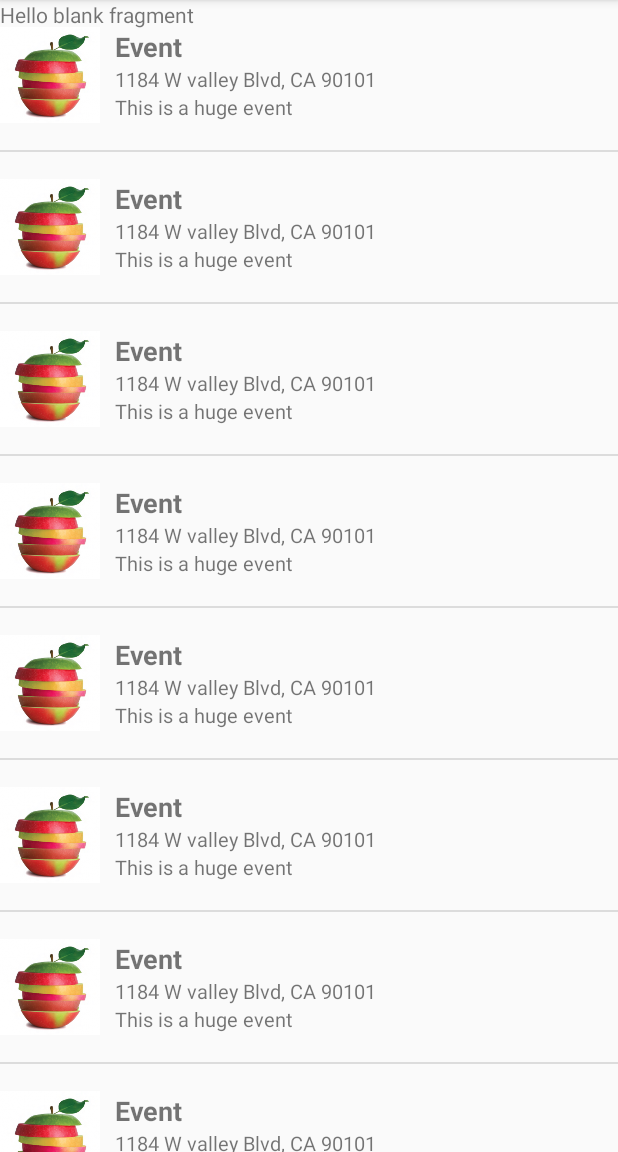
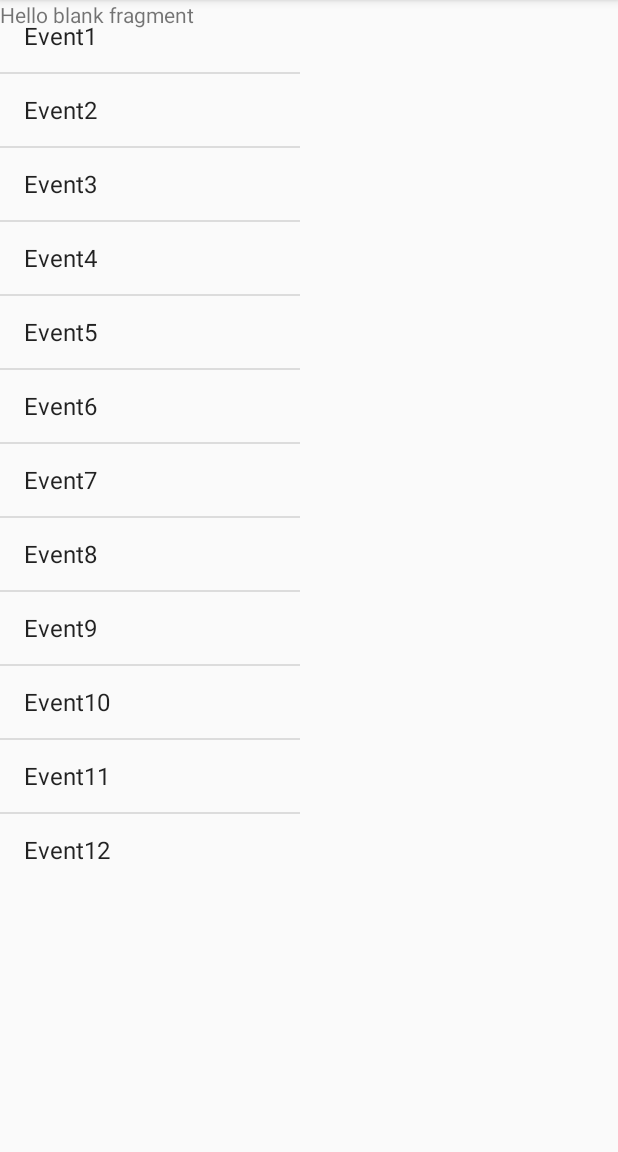
Before and after one commit to Allenhanbo/App_Android, an Android app: the screen it shows after launch (MainActivity), on a phone screen of 412 x 824 dp, the part 84-1236 px from its top. Run offline under Robolectric (Android 15) with nearby library versions, the phone set to English and light mode, and no system bars.

Commit message:
file change

```diff
--- a/app/src/main/java/com/laioffer/eventreporter/CommentFragment.java
+++ b/app/src/main/java/com/laioffer/eventreporter/CommentFragment.java
@@ -1,6 +1,7 @@
 package com.laioffer.eventreporter;
 
 
+import android.graphics.Color;
 import android.os.Bundle;
 import android.support.v4.app.Fragment;
 import android.view.LayoutInflater;
@@ -14,6 +15,7 @@ import android.widget.GridView;
  */
 public class CommentFragment extends Fragment {
 
+    private GridView mGridView;
 
     public CommentFragment() {
         // Required empty public constructor
@@ -25,10 +27,19 @@ public class CommentFragment extends Fragment {
                              Bundle savedInstanceState) {
         // Inflate the layout for this fragment
         View view = inflater.inflate(R.layout.fragment_comment, container, false);
-        GridView gridView = (GridView) view.findViewById(R.id.comment_grid);
-        gridView.setAdapter(new EventAdapter(getActivity()));
+        mGridView = (GridView) view.findViewById(R.id.comment_grid);
+        mGridView.setAdapter(new EventAdapter(getActivity()));
         return view;
 
     }
-
+    // Change background color if the item is selected
+    public void onItemSelected(int position){
+        for (int i = 0; i < mGridView.getChildCount(); i++){
+            if (position == i) {
+                mGridView.getChildAt(i).setBackgroundColor(Color.BLUE);
+            } else {
+                mGridView.getChildAt(i).setBackgroundColor(Color.parseColor("#FAFAFA"));
+            }
+        }
+    }
 }
--- a/app/src/main/java/com/laioffer/eventreporter/EventFragment.java
+++ b/app/src/main/java/com/laioffer/eventreporter/EventFragment.java
@@ -1,10 +1,13 @@
 package com.laioffer.eventreporter;
 
+import android.content.Context;
 import android.os.Bundle;
 import android.support.v4.app.Fragment;
 import android.view.LayoutInflater;
 import android.view.View;
 import android.view.ViewGroup;
+import android.widget.AdapterView;
+import android.widget.ArrayAdapter;
 import android.widget.ListView;
 
 /**
@@ -12,6 +15,7 @@ import android.widget.ListView;
  */
 public class EventFragment extends Fragment {
 
+    OnItemSelectListener mCallback;
 
     public EventFragment() {
         // Required empty public constructor
@@ -23,6 +27,46 @@ public class EventFragment extends Fragment {
         View view = inflater.inflate(R.layout.fragment_event, container, false);
         ListView listView = (ListView) view.findViewById(R.id.event_list);
         listView.setAdapter(new EventAdapter(getActivity()));
+        ArrayAdapter<String> adapter = new ArrayAdapter<String>(
+                getActivity(),
+                android.R.layout.simple_list_item_1,
+                getEventNames());
+
+        // Assign adapter to ListView.
+        listView.setAdapter(adapter);
+        listView.setOnItemClickListener(new AdapterView.OnItemClickListener() {
+            @Override
+            public void onItemClick(AdapterView<?> adapterView, View view, int i, long l) {
+                mCallback.onItemSelected(i);
+            }
+        });
         return view;
     }
+
+    private String[] getEventNames() {
+        String[] names = {
+                "Event1", "Event2", "Event3",
+                "Event4", "Event5", "Event6",
+                "Event7", "Event8", "Event9",
+                "Event10", "Event11", "Event12"};
+        return names;
+
+    }
+
+    // Container Activity must implement this interface
+    public interface OnItemSelectListener {
+        public void onItemSelected(int position);
+    }
+
+    @Override
+    public void onAttach(Context context) {
+        super.onAttach(context);
+        try {
+            mCallback = (OnItemSelectListener) context;
+        } catch (ClassCastException e) {
+            //do something
+        }
+    }
+
+
 }
--- a/app/src/main/java/com/laioffer/eventreporter/MainActivity.java
+++ b/app/src/main/java/com/laioffer/eventreporter/MainActivity.java
@@ -8,7 +8,9 @@ import android.util.Log;
 import android.widget.ArrayAdapter;
 import android.widget.ListView;
 
-public class MainActivity extends AppCompatActivity {
+public class MainActivity extends AppCompatActivity implements EventFragment.OnItemSelectListener {
+    private EventFragment mListFragment;
+    private CommentFragment mGridFragment;
 
     @Override
     protected void onCreate(Bundle savedInstanceState) {
@@ -22,6 +24,17 @@ public class MainActivity extends AppCompatActivity {
             Fragment fragment = isTablet() ? new  CommentFragment() : new EventFragment();
             getSupportFragmentManager().beginTransaction().add(R.id.fragment_container, fragment).commit();
         }
+        //add list view
+        mListFragment = new EventFragment();
+        getSupportFragmentManager().beginTransaction().add(R.id.event_container, mListFragment).commit();
+
+
+        //add Gridview
+        if (isTablet()) {
+            mGridFragment = new CommentFragment();
+            getSupportFragmentManager().beginTransaction().add(R.id.comment_container, mGridFragment).commit();
+        }
+
     }
 
     private boolean isTablet() {
@@ -68,5 +81,9 @@ public class MainActivity extends AppCompatActivity {
         super.onDestroy();
         Log.e("Life cycle test", "We are at onDestroy()");
     }
+    @Override
+    public void onItemSelected(int position){
+        mGridFragment.onItemSelected(position);
+    }
 
 }
--- a/app/src/main/res/layout/activity_main.xml
+++ b/app/src/main/res/layout/activity_main.xml
@@ -5,5 +5,16 @@
     android:layout_width="match_parent"
     android:layout_height="match_parent"
     android:orientation="horizontal"
-    tools:context="com.laioffer.eventreporter.MainActivity">ß
+    tools:context="com.laioffer.eventreporter.MainActivity">
+    <RelativeLayout
+        android:layout_width="200dp"
+        android:layout_height="match_parent"
+        android:id="@+id/event_container">
+    </RelativeLayout>
+
+    <RelativeLayout
+        android:layout_width="match_parent"
+        android:layout_height="match_parent"
+        android:id="@+id/comment_container">
+    </RelativeLayout>
 </LinearLayout>
```
